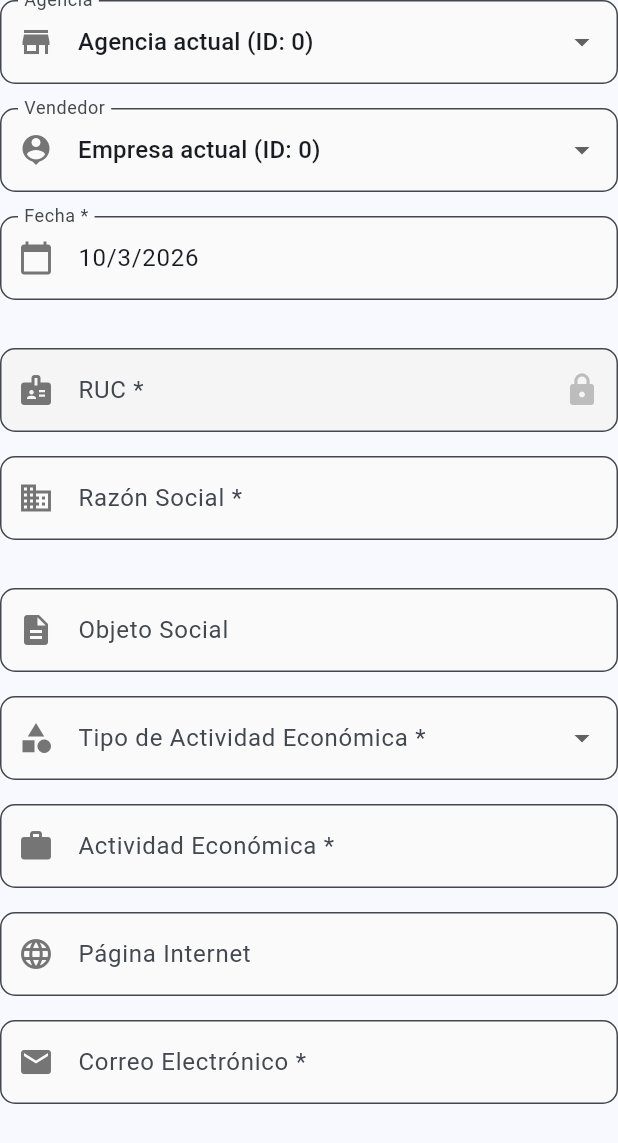
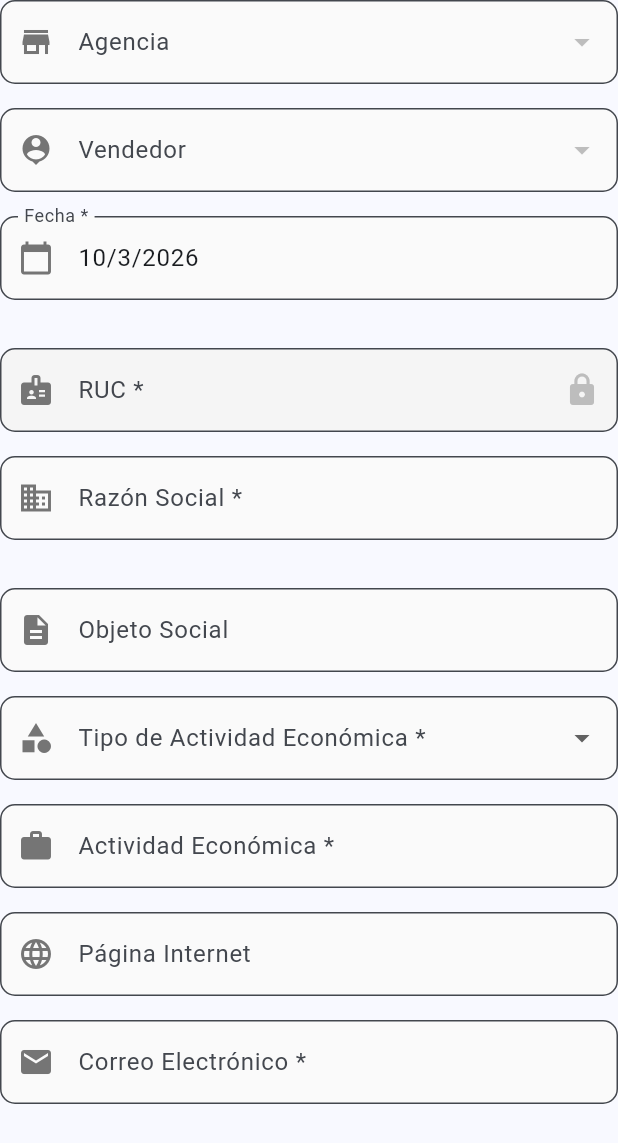
Before and after one commit to Sdpalmaq/flutterapp, a Flutter app: the DatosGenerales widget shown alone on an empty page, opened directly with empty values, on a phone screen of 412 x 824 dp. Shown: the top 1143 px of the screen. Run offline on Flutter 3.47's test engine with Material 3 defaults, Android fonts, the phone set to English and light mode, and no system bars; our stand-ins replace flutter_dotenv, flutter_secure_storage; accounts and stored records are empty; network calls fail.

Commit message:
feat: Add adClientId handling in KycJuridicaModel and update DatosGenerales widget for tenant selection

```diff
--- a/lib/models/kyc_model.dart
+++ b/lib/models/kyc_model.dart
@@ -293,6 +293,8 @@ class KycJuridicaModel {
 
     if (adOrgId != null) map['AD_Org_ID'] = {'id': adOrgId!.id};
     if (cBpartnerId != null) map['C_BPartner_ID'] = {'id': cBpartnerId!.id};
+    // En toJsonCreate() de kyc_model.dart, agrega:
+    if (adClientId != null) map['AD_Client_ID'] = {'id': adClientId!.id};
     if (tipoActividad != null) map['TipoActividad'] = tipoActividad;
     if (name != null) map['Name'] = name;
     if (taxId != null) map['TaxID'] = taxId;
--- a/lib/widgets/datos_generales.dart
+++ b/lib/widgets/datos_generales.dart
@@ -101,36 +101,32 @@ class _DatosGeneralesState extends State<DatosGenerales> {
     setState(() => _cargandoOrgs = true);
     try {
       final orgs = await _service.obtenerOrganizaciones();
-      print('Orgs cargadas: ${orgs.length}');
-      for (final o in orgs) {
-        print('  Org → id=${o['id']} name=${o['Name'] ?? o['name']}');
-      }
       setState(() {
         _organizaciones = orgs;
-        // Si el ID del login no está en la lista, agregar entrada temporal
-        final existe = orgs.any((o) => o['id'] == _orgIdSeleccionado);
-        if (!existe) {
-          _organizaciones = [
-            {
-              'id': _orgIdSeleccionado,
-              'Name': 'Agencia actual (ID: $_orgIdSeleccionado)'
-            },
-            ...orgs,
-          ];
+
+        // Solo pre-seleccionar si el ID del login EXISTE en la lista devuelta por la API
+        final idObjetivo = widget.model.adOrgId?.id ?? widget.loginOrgId;
+        final existe = orgs.any((o) => o['id'] == idObjetivo);
+
+        if (existe) {
+          _orgIdSeleccionado = idObjetivo;
+          widget.model.adOrgId = IdempiereRef(
+            id: idObjetivo,
+            identifier:
+                orgs.firstWhere((o) => o['id'] == idObjetivo)['Name'] ?? '',
+          );
+        } else {
+          _orgIdSeleccionado =
+              null; // Fuerza al usuario a seleccionar una agencia válida
+          print(
+              '⚠️ Advertencia: La agencia del login ($idObjetivo) no retornó en la lista de AD_Org.');
         }
+
         _cargandoOrgs = false;
       });
     } catch (e) {
       print('Error cargando orgs: $e');
-      setState(() {
-        _organizaciones = [
-          {
-            'id': _orgIdSeleccionado,
-            'Name': 'Agencia (ID: $_orgIdSeleccionado)'
-          }
-        ];
-        _cargandoOrgs = false;
-      });
+      setState(() => _cargandoOrgs = false);
     }
   }
 
@@ -138,36 +134,32 @@ class _DatosGeneralesState extends State<DatosGenerales> {
     setState(() => _cargandoTenants = true);
     try {
       final tenants = await _service.obtenerTenants();
-      print('Tenants cargados: ${tenants.length}');
-      for (final t in tenants) {
-        print('  Tenant → id=${t['id']} name=${t['Name'] ?? t['name']}');
-      }
       setState(() {
         _tenants = tenants;
-        // Si el ID del login no está en la lista, agregar entrada temporal
-        final existe = tenants.any((t) => t['id'] == _clientIdSeleccionado);
-        if (!existe) {
-          _tenants = [
-            {
-              'id': _clientIdSeleccionado,
-              'Name': 'Empresa actual (ID: $_clientIdSeleccionado)'
-            },
-            ...tenants,
-          ];
+
+        // Solo pre-seleccionar si el ID del login EXISTE en la lista devuelta por la API
+        final idObjetivo = widget.model.adClientId?.id ?? widget.loginClientId;
+        final existe = tenants.any((t) => t['id'] == idObjetivo);
+
+        if (existe) {
+          _clientIdSeleccionado = idObjetivo;
+          widget.model.adClientId = IdempiereRef(
+            id: idObjetivo,
+            identifier:
+                tenants.firstWhere((t) => t['id'] == idObjetivo)['Name'] ?? '',
+          );
+        } else {
+          _clientIdSeleccionado =
+              null; // Fuerza al usuario a seleccionar un vendedor válido
+          print(
+              '⚠️ Advertencia: El vendedor del login ($idObjetivo) no retornó en la lista de AD_Client.');
         }
+
         _cargandoTenants = false;
       });
     } catch (e) {
       print('Error cargando tenants: $e');
-      setState(() {
-        _tenants = [
-          {
-            'id': _clientIdSeleccionado,
-            'Name': 'Empresa (ID: $_clientIdSeleccionado)'
-          }
-        ];
-        _cargandoTenants = false;
-      });
+      setState(() => _cargandoTenants = false);
     }
   }
 
```
